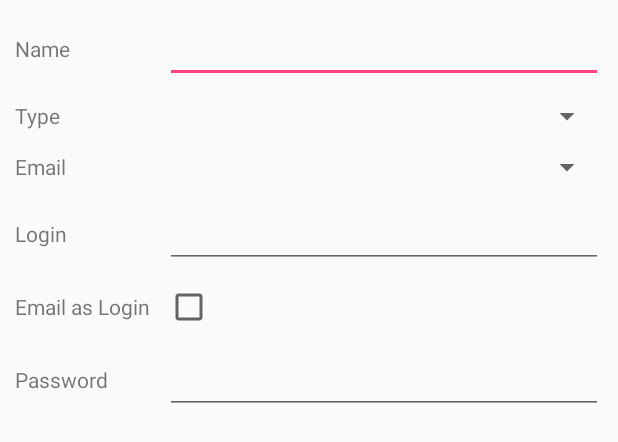
After one commit to ellexdev/password-keeper, an Android app: the layout edit_account.xml on its own in the app's theme, with its tools: preview values and no code run, on a phone screen of 412 x 824 dp. The commit adds this screen. Shown: the top 442 px of the screen. Run offline under Robolectric (Android 15) with nearby library versions, the phone set to English and light mode, and no system bars.

Commit message:
Added edit account activity Added email helper.

```diff
--- /dev/null
+++ b/app/src/main/java/com/ellexdev/passwordkeeper/EditAccountActivity.java
@@ -0,0 +1,16 @@
+package com.ellexdev.passwordkeeper;
+
+import android.os.Bundle;
+import android.support.v7.app.AppCompatActivity;
+
+/**
+ * Created by xander on 13/04/2016.
+ */
+public class EditAccountActivity extends AppCompatActivity {
+
+    @Override
+    protected void onCreate(Bundle savedInstanceState) {
+        super.onCreate(savedInstanceState);
+    }
+
+}
--- a/app/src/main/java/com/ellexdev/passwordkeeper/MainActivity.java
+++ b/app/src/main/java/com/ellexdev/passwordkeeper/MainActivity.java
@@ -8,17 +8,12 @@ import android.support.v7.widget.Toolbar;
 import android.view.View;
 import android.view.Menu;
 import android.view.MenuItem;
-import android.view.ViewGroup;
-import android.widget.ArrayAdapter;
-import android.widget.BaseAdapter;
 import android.widget.ListView;
-import android.widget.SimpleAdapter;
 
 import com.ellexdev.passwordkeeper.adapter.PasswordListAdapter;
 import com.ellexdev.passwordkeeper.model.Password;
 
 import java.util.ArrayList;
-import java.util.Arrays;
 import java.util.List;
 
 import butterknife.Bind;
--- /dev/null
+++ b/app/src/main/java/com/ellexdev/passwordkeeper/email/EmailSender.java
@@ -0,0 +1,31 @@
+package com.ellexdev.passwordkeeper.email;
+
+import android.content.Context;
+import android.content.Intent;
+import android.widget.Toast;
+
+import com.ellexdev.passwordkeeper.model.Password;
+
+/**
+ * Created by xander on 13/04/2016.
+ */
+public class EmailSender {
+
+    public static void sendRemindNotification(Password password, String email, Context context) {
+        Intent i = new Intent(Intent.ACTION_SEND);
+        i.setType("message/rfc822");
+        i.putExtra(Intent.EXTRA_EMAIL, new String[]{email});
+        i.putExtra(Intent.EXTRA_SUBJECT, "Password for " + password.getName());
+        i.putExtra(Intent.EXTRA_TEXT, buildNotificationBody(password));
+        try {
+            context.startActivity(Intent.createChooser(i, "Send mail..."));
+        } catch (android.content.ActivityNotFoundException ex) {
+            Toast.makeText(context, "There are no email clients installed.", Toast.LENGTH_SHORT).show();
+        }
+    }
+
+    private static String buildNotificationBody(Password password) {
+        return "Name: " + password.getName() + "\n" + "Login: " + password.getUsername() + "\n" + "Password: " + password.getPassword();
+    }
+
+}
--- /dev/null
+++ b/app/src/main/res/layout/edit_account.xml
@@ -0,0 +1,125 @@
+<?xml version="1.0" encoding="utf-8"?>
+<LinearLayout xmlns:android="http://schemas.android.com/apk/res/android"
+    android:orientation="vertical" android:layout_width="match_parent"
+    android:layout_height="match_parent"
+    android:paddingLeft="10sp"
+    android:paddingRight="10sp">
+
+    <LinearLayout
+        android:layout_width="match_parent"
+        android:layout_height="wrap_content"
+        android:orientation="horizontal"
+        android:paddingTop="10sp"
+        android:gravity="center_vertical">
+
+        <TextView
+            android:layout_width="100sp"
+            android:layout_height="wrap_content"
+            android:text="@string/account_name"/>
+
+        <EditText
+            android:layout_width="match_parent"
+            android:layout_height="wrap_content"
+            android:inputType="text"
+            android:id="@+id/account_name"/>
+
+    </LinearLayout>
+
+    <LinearLayout
+        android:layout_width="match_parent"
+        android:layout_height="wrap_content"
+        android:orientation="horizontal"
+        android:paddingTop="10sp"
+        android:gravity="center_vertical">
+
+        <TextView
+            android:layout_width="100sp"
+            android:layout_height="wrap_content"
+            android:text="@string/account_type"/>
+
+        <android.support.v7.widget.AppCompatSpinner
+            android:layout_width="match_parent"
+            android:layout_height="wrap_content"
+            android:id="@+id/account_type"/>
+
+    </LinearLayout>
+
+    <LinearLayout
+        android:layout_width="match_parent"
+        android:layout_height="wrap_content"
+        android:orientation="horizontal"
+        android:paddingTop="10sp"
+        android:gravity="center_vertical">
+
+        <TextView
+            android:layout_width="100sp"
+            android:layout_height="wrap_content"
+            android:text="@string/account_email"/>
+
+        <android.support.v7.widget.AppCompatSpinner
+            android:layout_width="match_parent"
+            android:layout_height="wrap_content"
+            android:id="@+id/account_email"/>
+
+    </LinearLayout>
+
+    <LinearLayout
+        android:layout_width="match_parent"
+        android:layout_height="wrap_content"
+        android:orientation="horizontal"
+        android:paddingTop="10sp"
+        android:gravity="center_vertical">
+
+        <TextView
+            android:layout_width="100sp"
+            android:layout_height="wrap_content"
+            android:text="@string/account_login"/>
+
+        <EditText
+            android:layout_width="match_parent"
+            android:layout_height="wrap_content"
+            android:inputType="text"
+            android:id="@+id/account_login"/>
+
+    </LinearLayout>
+
+    <LinearLayout
+        android:layout_width="match_parent"
+        android:layout_height="wrap_content"
+        android:orientation="horizontal"
+        android:paddingTop="10sp"
+        android:gravity="center_vertical">
+
+        <TextView
+            android:layout_width="100sp"
+            android:layout_height="wrap_content"
+            android:text="@string/account_login_email"/>
+
+        <CheckBox
+            android:layout_width="match_parent"
+            android:layout_height="wrap_content"
+            android:id="@+id/account_login_email"/>
+
+    </LinearLayout>
+
+    <LinearLayout
+        android:layout_width="match_parent"
+        android:layout_height="wrap_content"
+        android:orientation="horizontal"
+        android:paddingTop="10sp"
+        android:gravity="center_vertical">
+
+        <TextView
+            android:layout_width="100sp"
+            android:layout_height="wrap_content"
+            android:text="@string/account_password"/>
+
+        <EditText
+            android:layout_width="match_parent"
+            android:layout_height="wrap_content"
+            android:inputType="textPassword"
+            android:id="@+id/account_password"/>
+
+    </LinearLayout>
+
+</LinearLayout>
--- a/app/src/main/res/values/strings.xml
+++ b/app/src/main/res/values/strings.xml
@@ -1,4 +1,13 @@
 <resources>
     <string name="app_name">Password Keeper</string>
     <string name="action_settings">Settings</string>
+
+    <string name="account_name">Name</string>
+    <string name="account_type">Type</string>
+    <string name="account_uri">URI</string>
+    <string name="account_login">Login</string>
+    <string name="account_password">Password</string>
+    <string name="account_note">Note</string>
+    <string name="account_login_email">Email as Login</string>
+    <string name="account_email">Email</string>
 </resources>
```
